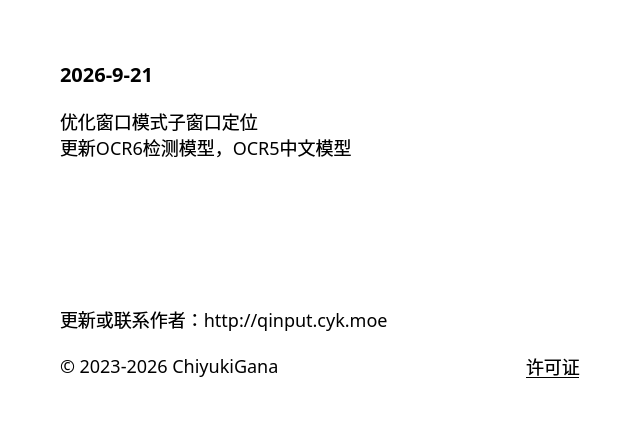
Before: the Qt Designer form source/ui/AboutUi.ui in ChiyukiGana/Quickinput, drawn with Qt 5.
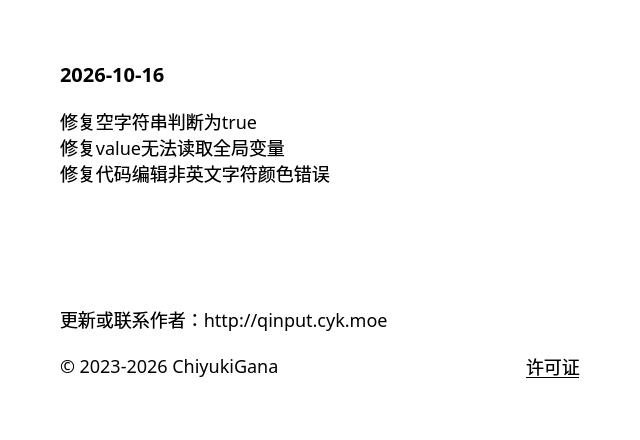
After: the same form once the commit is applied.

What changed in the file:
```diff
--- a/source/ui/AboutUi.ui
+++ b/source/ui/AboutUi.ui
@@ -63,7 +63,7 @@
       <string notr="true">font-size:20px</string>
      </property>
      <property name="text">
-      <string>2026-9-21</string>
+      <string>2026-10-16</string>
      </property>
      <property name="textFormat">
       <enum>Qt::TextFormat::PlainText</enum>
@@ -79,8 +79,9 @@
       </sizepolicy>
      </property>
      <property name="text">
-      <string>优化窗口模式子窗口定位
-更新OCR6检测模型，OCR5中文模型</string>
+      <string>修复空字符串判断为true
+修复value无法读取全局变量
+修复代码编辑非英文字符颜色错误</string>
      </property>
      <property name="textFormat">
       <enum>Qt::TextFormat::PlainText</enum>
```
